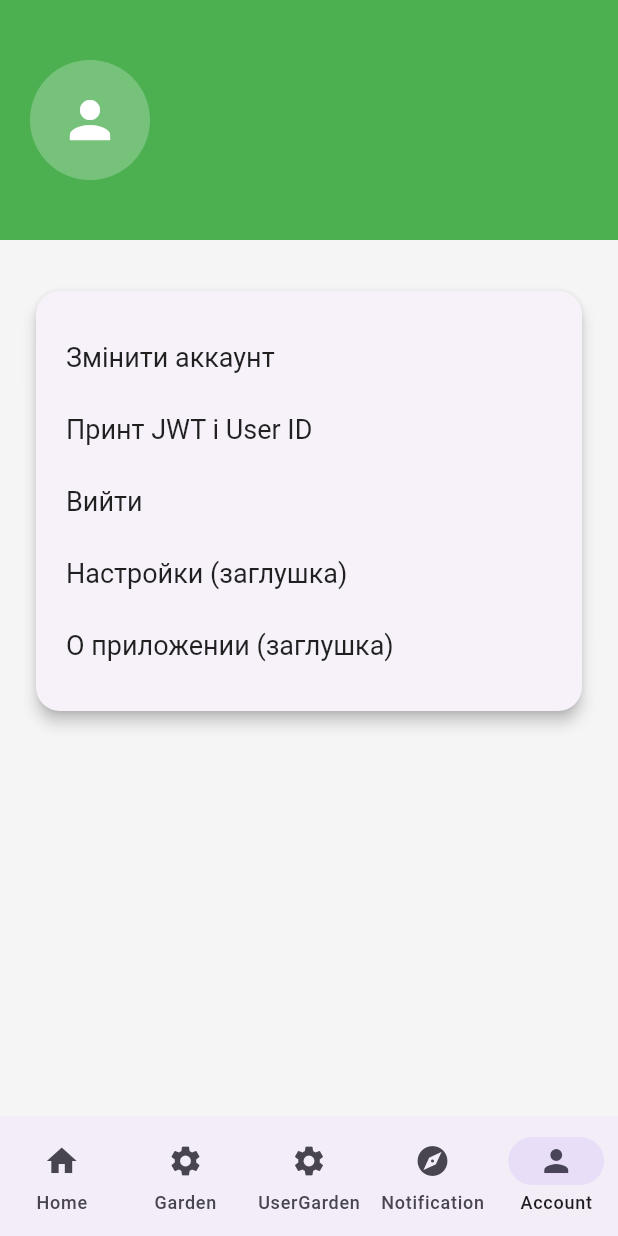
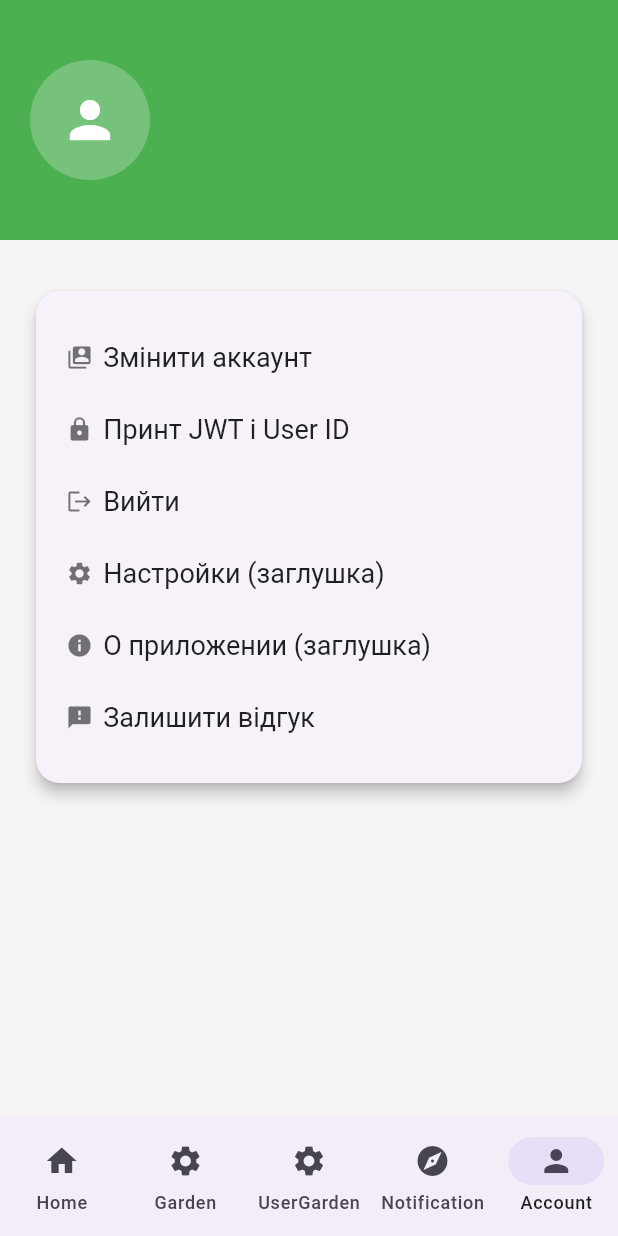
Before and after one commit to Qwertyssd/thePlantMobile, a Flutter app: the screen it shows once a user with an empty profile is signed in, item 5 of the bottom bar chosen, on a phone screen of 412 x 824 dp. Run offline on Flutter 3.47's test engine with Material 3 defaults, Android fonts, the phone set to English and light mode, and no system bars; our stand-ins replace firebase_auth, firebase_core, google_sign_in; accounts and stored records are empty; network calls fail.

Commit message:
added feedbaks, fixed urls,

```diff
--- a/lib/Services/FeedBackService.dart
+++ b/lib/Services/FeedBackService.dart
@@ -2,9 +2,9 @@ import 'dart:convert';
 import 'dart:io';
 import 'package:http/http.dart' as http;
 import 'package:http/io_client.dart';
-
+import 'package:theplantmobile/global.dart';
 class FeedbackService {
-  final String _baseUrl = 'https://10.0.2.2:8001/api/Feedbacks/'; // HTTPS, как в редиректе
+  final String _baseUrl = '${baseUrl}Feedbacks/'; // HTTPS, как в редиректе
 
   HttpClient _createHttpClient() {
     final client = HttpClient()
@@ -48,6 +48,5 @@ class FeedbackService {
       print('Error: $e');
       return null;
     }
-
   }
 }
--- a/lib/Services/UserService.dart
+++ b/lib/Services/UserService.dart
@@ -3,9 +3,10 @@ import 'dart:io';
 import 'package:firebase_auth/firebase_auth.dart';
 import 'package:http/http.dart' as http;
 import 'package:http/io_client.dart';
+import 'package:theplantmobile/global.dart';
 
 class UserService {
-  final String _baseUrl = 'https://10.0.2.2:8001/api/User';
+  final String _baseUrl = "https://10.0.2.2:8001/api/User";
 
   HttpClient _createHttpClient() {
     final client = HttpClient()
--- a/lib/pages/account_page.dart
+++ b/lib/pages/account_page.dart
@@ -3,7 +3,8 @@ import 'package:firebase_auth/firebase_auth.dart';
 import '../Services/UserService.dart';
 import '../auth/auth.dart';
 import '../global.dart';
-
+import '../Services/FeedbackService.dart';
+import 'package:theplantmobile/global.dart';
 class AccountPage extends StatefulWidget {
   const AccountPage({super.key});
 
@@ -13,6 +14,66 @@ class AccountPage extends StatefulWidget {
 
 class _ProfileState extends State<AccountPage> {
   User? _user;
+
+  void _showFeedbackDialog(BuildContext contextMounted) {
+    String theme = '';
+    String text = '';
+
+    showDialog(
+      context: contextMounted,
+      builder: (context) {
+        return AlertDialog(
+          title: const Text('Залишити відгук'),
+          content: Column(
+            mainAxisSize: MainAxisSize.min,
+            children: [
+              TextField(
+                decoration: const InputDecoration(labelText: 'Тема'),
+                onChanged: (value) => theme = value,
+              ),
+              TextField(
+                decoration: const InputDecoration(labelText: 'Повідомлення'),
+                maxLines: 4,
+                onChanged: (value) => text = value,
+              ),
+            ],
+          ),
+          actions: [
+            TextButton(
+              onPressed: () => Navigator.of(context).pop(),
+              child: const Text('Скасувати'),
+            ),
+            ElevatedButton(
+              onPressed: () async {
+                Navigator.of(context).pop();
+
+                final userId = globalUserId ?? '';
+                final token = globalJwtToken ?? '';
+                final createdAt = DateTime.now().toIso8601String();
+
+                final response = await FeedbackService().sendFeedback(
+                  userId: userId,
+                  theme: theme,
+                  text: text,
+                  createdAt: createdAt,
+                  token: token,
+                );
+
+                final message = (response != null && response.statusCode == 200)
+                    ? '✅ Відгук надіслано'
+                    : '❗ Помилка надсилання';
+
+                // Используем contextMounted — внешний контекст
+                ScaffoldMessenger.of(contextMounted).showSnackBar(SnackBar(content: Text(message)));
+              },
+              child: const Text('Надіслати'),
+            ),
+          ],
+        );
+      },
+    );
+  }
+
 
   @override
   void initState() {
@@ -33,13 +94,15 @@ class _ProfileState extends State<AccountPage> {
     final username = user.email?.split('@')[0] ?? 'anonymous';
     final password = user.uid;
 
-    final loginResponse = await UserService().loginUser(username: username, password: password);
+    final loginResponse = await UserService().loginUser(
+        username: username, password: password);
     if (loginResponse != null && loginResponse.statusCode == 200) {
       setJwtToken(loginResponse.body);
     } else {
       final registerResponse = await UserService().registerUser();
       if (registerResponse != null && registerResponse.statusCode == 200) {
-        final loginAgain = await UserService().loginUser(username: username, password: password);
+        final loginAgain = await UserService().loginUser(
+            username: username, password: password);
         if (loginAgain != null && loginAgain.statusCode == 200) {
           setJwtToken(loginAgain.body);
         }
@@ -53,7 +116,8 @@ class _ProfileState extends State<AccountPage> {
 
   @override
   Widget build(BuildContext context) {
-    final userName = _user?.displayName ?? _user?.email?.split('@')[0] ?? 'Користувач';
+    final userName = _user?.displayName ?? _user?.email?.split('@')[0] ??
+        'Користувач';
     final photoUrl = _user?.photoURL;
 
     return Scaffold(
@@ -69,8 +133,11 @@ class _ProfileState extends State<AccountPage> {
               children: [
                 CircleAvatar(
                   radius: 40,
-                  backgroundImage: photoUrl != null ? NetworkImage(photoUrl) : null,
-                  child: photoUrl == null ? const Icon(Icons.person, size: 40, color: Colors.white) : null,
+                  backgroundImage: photoUrl != null
+                      ? NetworkImage(photoUrl)
+                      : null,
+                  child: photoUrl == null ? const Icon(
+                      Icons.person, size: 40, color: Colors.white) : null,
                   backgroundColor: Colors.white24,
                 ),
                 const SizedBox(width: 20),
@@ -88,21 +155,30 @@ class _ProfileState extends State<AccountPage> {
           Padding(
             padding: const EdgeInsets.symmetric(horizontal: 20),
             child: Card(
-              shape: RoundedRectangleBorder(borderRadius: BorderRadius.circular(16)),
+              shape: RoundedRectangleBorder(
+                  borderRadius: BorderRadius.circular(16)),
               elevation: 4,
               child: Padding(
                 padding: const EdgeInsets.all(20),
                 child: Column(
                   crossAxisAlignment: CrossAxisAlignment.start,
                   children: [
-                    _buildLeftAlignedTextButton('Змінити аккаунт', _switchAcc),
-                    _buildLeftAlignedTextButton('Принт JWT і User ID', () {
+                    _buildLeftAlignedTextButton(
+                        Icons.switch_account, 'Змінити аккаунт', _switchAcc),
+                    _buildLeftAlignedTextButton(
+                        Icons.lock, 'Принт JWT і User ID', () {
                       print('🔐 JWT: $globalJwtToken');
                       print('👤 User ID: $globalUserId');
                     }),
-                    if (_user != null) _buildLeftAlignedTextButton('Вийти', _signOut),
-                    _buildLeftAlignedTextButton('Настройки (заглушка)', () {}),
-                    _buildLeftAlignedTextButton('О приложении (заглушка)', () {}),
+                    if (_user != null)
+                      _buildLeftAlignedTextButton(
+                          Icons.logout, 'Вийти', _signOut),
+                    _buildLeftAlignedTextButton(
+                        Icons.settings, 'Настройки (заглушка)', () {}),
+                    _buildLeftAlignedTextButton(
+                        Icons.info, 'О приложении (заглушка)', () {}),
+                    _buildLeftAlignedTextButton(Icons.feedback, 'Залишити відгук', () => _showFeedbackDialog(context))
+
                   ],
                 ),
               ),
@@ -114,16 +190,18 @@ class _ProfileState extends State<AccountPage> {
   }
 
   // Кнопка без рамки с крупным текстом, выровнена влево
-  Widget _buildLeftAlignedTextButton(String text, VoidCallback onPressed) {
-    return TextButton(
+  Widget _buildLeftAlignedTextButton(IconData icon, String text,
+      VoidCallback onPressed) {
+    return TextButton.icon(
       style: TextButton.styleFrom(
         alignment: Alignment.centerLeft,
         padding: const EdgeInsets.symmetric(vertical: 12),
         foregroundColor: Colors.black87,
         textStyle: const TextStyle(fontSize: 18),
       ),
+      icon: Icon(icon, color: Colors.black54),
+      label: Text(text),
       onPressed: onPressed,
-      child: Text(text),
     );
   }
 }
```
